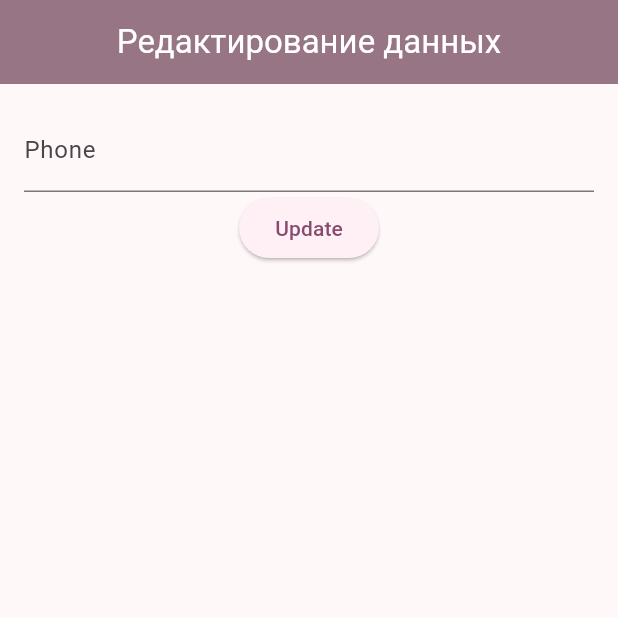
After one commit to Endliar/jalur_application, a Flutter app: the EditUserProfilePage screen opened directly, on a phone screen of 412 x 824 dp, the top half of it. The commit adds this screen. Run offline on Flutter 3.47's test engine with Material 3 defaults, Android fonts, the phone set to English and light mode, and no system bars; our stand-ins replace flutter_bloc, mask_text_input_formatter, shared_preferences, table_calendar; accounts and stored records are empty.

Commit message:
Доделываю работу над редактированием данных пользователя.

```diff
--- a/lib/bloc/profile_data_page/profile_data_state.dart
+++ b/lib/bloc/profile_data_page/profile_data_state.dart
@@ -1,4 +1,4 @@
-import '../../response_api/create_user.dart';
+import '../../models/coach.dart';
 
 abstract class ProfileDataState {}
 
@@ -9,7 +9,7 @@ class LoadingProfileDataState extends ProfileDataState {}
 class UserLoggedOutState extends ProfileDataState {}
 
 class LoadProfileDataSuccess extends ProfileDataState {
-  final List<User> users;
+  final List<Coach> users;
 
   LoadProfileDataSuccess(this.users);
 }
--- a/lib/response_api/get_user_data.dart
+++ b/lib/response_api/get_user_data.dart
@@ -5,7 +5,7 @@ import 'package:shared_preferences/shared_preferences.dart';
 import '../models/coach.dart';
 
 class GetUserData {
-  Future<List<Coach>> getUserData(int id) async {
+  Future<List<Coach>> getUserData(int? id) async {
     final SharedPreferences preferences = await SharedPreferences.getInstance();
     final String? authToken = preferences.getString('auth_token');
     var url = Uri.parse('http://89.104.69.88/api/user/show/$id');
--- /dev/null
+++ b/lib/views/profile_info_page/edit_user_profile_page.dart
@@ -0,0 +1,43 @@
+import 'package:flutter/material.dart';
+
+import '../../helpers/colors.dart';
+
+class EditUserProfilePage extends StatefulWidget {
+  const EditUserProfilePage({super.key});
+
+  @override
+  State<EditUserProfilePage> createState() => _EditUserProfilePageState();
+}
+
+class _EditUserProfilePageState extends State<EditUserProfilePage> {
+  @override
+  Widget build(BuildContext context) {
+    return Scaffold(
+      appBar: AppBar(
+        automaticallyImplyLeading: false,
+        backgroundColor: kSecondaryColor,
+        title: const Text(
+          "Редактирование данных",
+          style: TextStyle(color: Colors.white),
+        ),
+        centerTitle: true,
+      ),
+      body: Padding(
+        padding: const EdgeInsets.all(16.0),
+        child: Column(
+          children: [
+            const TextField(
+              decoration: InputDecoration(
+                labelText: 'Phone',
+              ),
+            ),
+            ElevatedButton(
+              onPressed: () {},
+              child: const Text('Update'),
+            ),
+          ],
+        ),
+      ),
+    );
+  }
+}
```
Also changed, not shown: lib/bloc/profile_data_page/profile_data_bloc.dart (+20 -2 lines), lib/response_api/user_data_update.dart (added, +26 -0 lines), lib/views/profile_info_page/profile_page.dart (+19 -2 lines).
